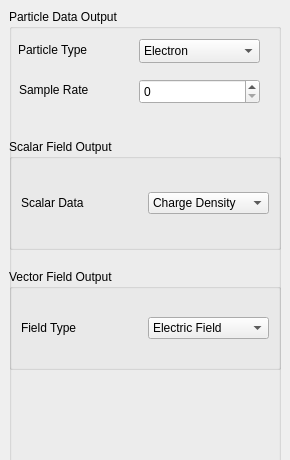
First picture: the form in src/Interface/Modules/ParticleInCell/PIConGPUReaderAsynchDialog.ui, repository SCIInstitute/SCIRun, before the edit.
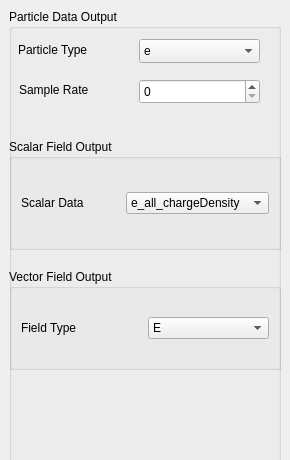
Second picture: the form after the edit.

Commit message: initial parts of the completed PIConGPUAsynch UI, not fully functional

```diff
--- a/src/Interface/Modules/ParticleInCell/PIConGPUReaderAsynchDialog.ui
+++ b/src/Interface/Modules/ParticleInCell/PIConGPUReaderAsynchDialog.ui
@@ -54,7 +54,7 @@
     </property>
     <item>
      <property name="text">
-      <string>Electron</string>
+      <string>e</string>
      </property>
     </item>
     <item>
@@ -128,7 +128,7 @@
       <widget class="QComboBox" name="scalarFieldComponent_">
        <item>
         <property name="text">
-         <string>Charge Density</string>
+         <string>e_all_chargeDensity</string>
         </property>
        </item>
        <item>
@@ -167,7 +167,7 @@
       <widget class="QComboBox" name="vectorFieldType_">
        <item>
         <property name="text">
-         <string>Electric Field</string>
+         <string>E</string>
         </property>
        </item>
        <item>
```
Left out of the diff: 19 changed lines with no effect on the pictures. The commit also changes 7 other files.
